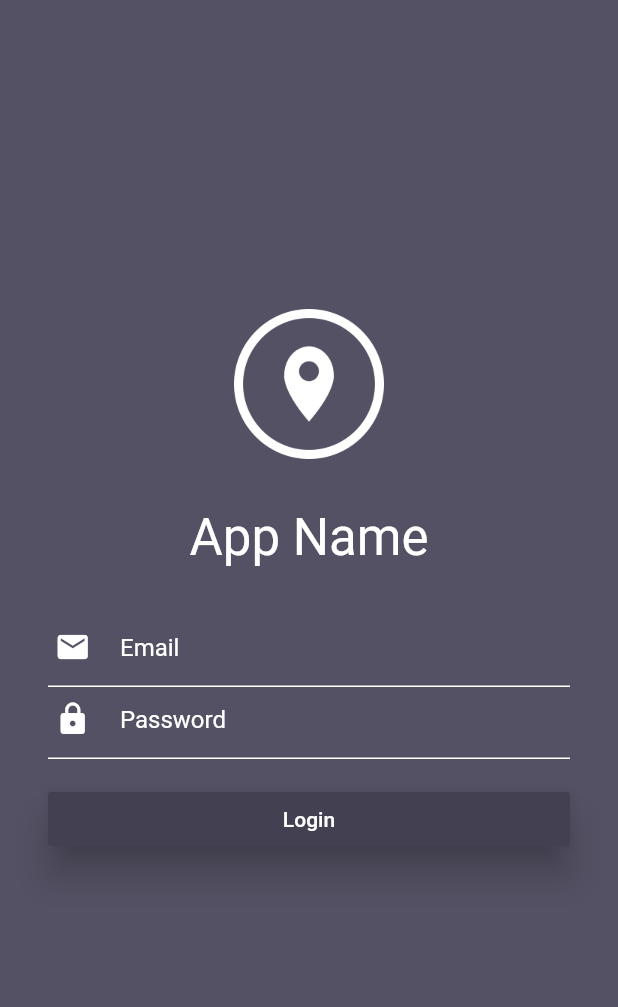
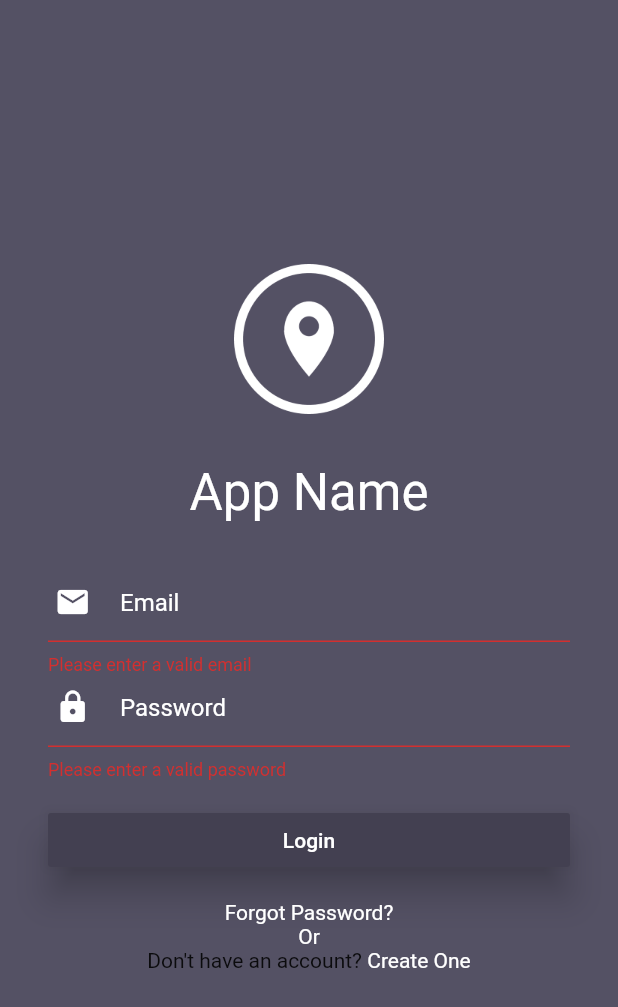
Before and after one commit to mbennett4478/inventoryApp, a Flutter app: the screen it shows after launch, after a tap on "Login", on a phone screen of 412 x 824 dp. Shown: the top 1007 px of the screen. Run offline on Flutter 3.47's test engine with Material 2 defaults, Android fonts, the phone set to English and light mode, and no system bars.

Commit message:
Updated the login screen

```diff
--- a/lib/scenes/auth/auth.dart
+++ b/lib/scenes/auth/auth.dart
@@ -2,9 +2,10 @@ import 'package:flutter/cupertino.dart';
 import 'package:flutter/material.dart';
 import 'package:inventory/widgets/commonButton.dart';
 import 'package:inventory/widgets/input.dart';
-import 'package:inventory/widgets/commonForm.dart';
 
 class Auth extends StatelessWidget {
+  final _formKey = GlobalKey<FormState>();
+
   @override
   Widget build(BuildContext context) {
     return Scaffold(
@@ -25,25 +26,78 @@ class Auth extends StatelessWidget {
                 style: Theme.of(context).textTheme.display1,
               ),
             ),
-            CommonForm(
+            Form(
+              key: _formKey,
+              child: Container(
+                padding: const EdgeInsets.only(top: 32, left: 32, right: 32),
+                child: Center(
+                  child: Column(
                     children: <Widget>[
                       Input(
                         hintText: 'Email',
                         prefixIcon: Icons.mail,
+                        validator: (value) {
+                          if (value.isEmpty) {
+                            return 'Please enter a valid email';
+                          }
+                          return null;
+                        },
                       ),
                       Input(
                         hintText: 'Password',
                         prefixIcon: Icons.lock,
                         obscureText: true,
+                        validator: (value) {
+                          if (value.isEmpty) {
+                            return 'Please enter a valid password';
+                          }
+                          return null;
+                        },
                       ),
                       CommonButton(
                         buttonText: 'Login',
+                        onPressed: () {
+                          if (_formKey.currentState.validate()) {
+                          }
+                        },
+                      ),
+                    ],
+                  ),
+                ),
+              ),
+            ),
+            InkWell(
+              child: Text(
+                'Forgot Password?',
+                style: TextStyle(color: Colors.white),
+              ),
+              onTap: () {
+                print('Make the on tap method do something');
+              },
+            ),
+            Text(
+              'Or',
+              style: TextStyle(color: Colors.white),
+            ),
+            Row(
+              mainAxisAlignment: MainAxisAlignment.center,
+              children: <Widget>[
+                Text("Don't have an account? "),
+                InkWell(
+                  child: Text(
+                    "Create One",
+                    style: TextStyle(color: Colors.white),
+                  ),
+                  onTap: () {
+                    print("Make the on tap method do something");
+                  },
                 ),
               ],
             ),
           ],
         ),
       ),
+      resizeToAvoidBottomInset: false,
     );
   }
 }
--- a/lib/widgets/commonButton.dart
+++ b/lib/widgets/commonButton.dart
@@ -3,9 +3,12 @@ import 'package:flutter/material.dart';
 
 class CommonButton extends StatelessWidget {
   CommonButton({
+    this.onPressed,
     this.buttonText = '',
   });
 
+
+  final Function onPressed;
   final String buttonText;
 
   @override
@@ -17,7 +20,7 @@ class CommonButton extends StatelessWidget {
         child: RaisedButton(
           color: Color.fromRGBO(67, 64, 81, 1.0),
           elevation: 10,
-          onPressed: () {},
+          onPressed: onPressed  ?? () {},
           child: Text(
             buttonText,
             style: TextStyle(color: Colors.white),
--- a/lib/widgets/commonForm.dart
+++ b/lib/widgets/commonForm.dart
@@ -1,15 +1,19 @@
 import 'package:flutter/cupertino.dart';
 
 class CommonForm extends StatelessWidget {
+  CommonForm({
+//    this.formKey,
+    Key key,
+    this.children = const <Widget>[],
+  }) : super(key: key);
+
+//  final GlobalKey<FormState> formKey;
   final List<Widget> children;
-
-  CommonForm({
-    this.children = const <Widget>[],
-  });
 
   @override
   Widget build(BuildContext context) {
     return Form(
+      key: this.key,
       child: Container(
         padding: const EdgeInsets.all(32),
         child: Center(
--- a/lib/widgets/input.dart
+++ b/lib/widgets/input.dart
@@ -3,12 +3,15 @@ import 'package:flutter/material.dart';
 
 class Input extends StatelessWidget {
   Input({
+    Key key,
     this.hintText = '',
     this.prefixIcon,
     this.onChange,
     this.obscureText = false,
+    this.validator,
   });
 
+  final Function validator;
   final bool obscureText;
   final String hintText;
   final IconData prefixIcon;
@@ -17,6 +20,7 @@ class Input extends StatelessWidget {
   @override
   Widget build(BuildContext context) {
     return TextFormField(
+      key: key,
       obscureText: obscureText,
       style: TextStyle(color: Colors.white),
       decoration: InputDecoration(
@@ -32,13 +36,8 @@ class Input extends StatelessWidget {
         hintText: this.hintText,
         hintStyle: TextStyle(color: Colors.white),
       ),
-      onChanged: onChange != null ? onChange : (value) {},
-      validator: (value) {
-        if (value.isEmpty) {
-          return 'Please enter a valid value';
-        }
-        return null;
-      },
+      onChanged: onChange ?? (_) { return null; },
+      validator: validator ?? (_) { return null; },
     );
   }
 }
```
Lines whose indentation alone changed are shown as unchanged.
